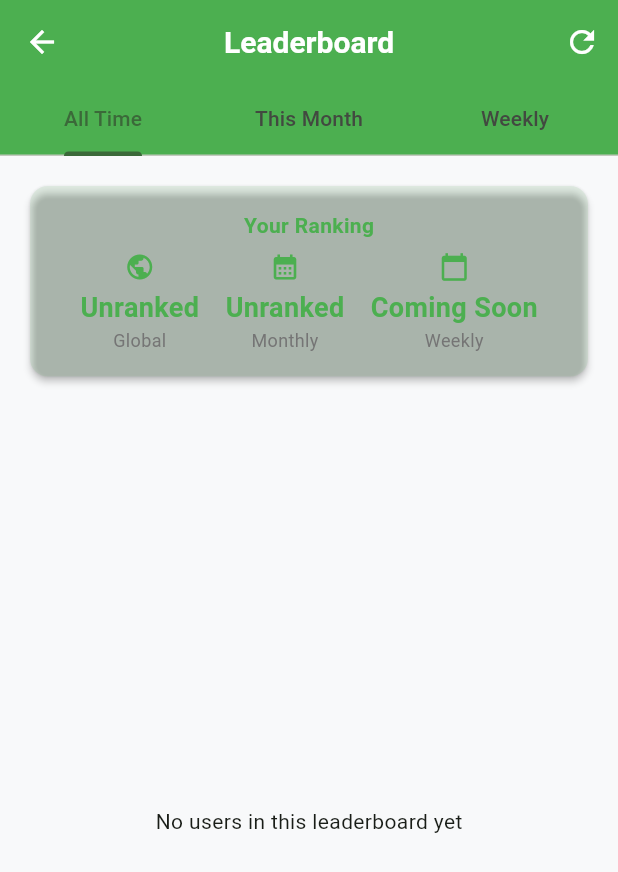
After one commit to DulinaS/TrashTagger, a Flutter app: the LeaderboardScreen screen opened directly, after a tap on the "refresh" icon, on a phone screen of 412 x 824 dp. The commit adds this screen. Shown: the top 872 px of the screen. Run offline on Flutter 3.47's test engine with Material 3 defaults, Android fonts, the phone set to English and light mode, and no system bars; our stand-ins replace cached_network_image, camera, cloud_firestore, firebase_auth, firebase_core, firebase_storage and 5 more; accounts and stored records are empty.

Commit message:
created leaderboard screen but issues need to be fixed in UI Also weekly leaderboard needs to be implemented

```diff
--- /dev/null
+++ b/lib/screens/profile/leaderboard_screen.dart
@@ -0,0 +1,440 @@
+// lib/screens/profile/leaderboard_screen.dart
+import 'package:flutter/material.dart';
+import 'package:provider/provider.dart';
+import 'package:cloud_firestore/cloud_firestore.dart';
+import '../../providers/auth_provider.dart';
+import '../../models/user_model.dart';
+import '../../themes/app_theme.dart';
+import '../../utils/helpers.dart';
+import '../../widgets/common/loading_widget.dart';
+
+class LeaderboardScreen extends StatefulWidget {
+  @override
+  _LeaderboardScreenState createState() => _LeaderboardScreenState();
+}
+
+class _LeaderboardScreenState extends State<LeaderboardScreen>
+    with SingleTickerProviderStateMixin {
+  late TabController _tabController;
+
+  List<UserModel> _globalLeaderboard = [];
+  List<UserModel> _monthlyLeaderboard = [];
+  List<UserModel> _weeklyLeaderboard = [];
+
+  bool _isLoading = true;
+  int? _currentUserGlobalRank;
+  int? _currentUserMonthlyRank;
+
+  @override
+  void initState() {
+    super.initState();
+    _tabController = TabController(length: 3, vsync: this);
+    _loadLeaderboards();
+  }
+
+  @override
+  void dispose() {
+    _tabController.dispose();
+    super.dispose();
+  }
+
+  Future<void> _loadLeaderboards() async {
+    setState(() => _isLoading = true);
+
+    try {
+      // Load global leaderboard
+      final globalSnapshot = await FirebaseFirestore.instance
+          .collection('users')
+          .orderBy('totalPoints', descending: true)
+          .limit(100)
+          .get();
+
+      _globalLeaderboard = globalSnapshot.docs
+          .map((doc) => UserModel.fromMap({'id': doc.id, ...doc.data()}))
+          .toList();
+
+      // Load monthly leaderboard
+      final monthlySnapshot = await FirebaseFirestore.instance
+          .collection('users')
+          .orderBy('stats.monthlyPoints', descending: true)
+          .where('stats.monthlyPoints', isGreaterThan: 0)
+          .limit(100)
+          .get();
+
+      _monthlyLeaderboard = monthlySnapshot.docs
+          .map((doc) => UserModel.fromMap({'id': doc.id, ...doc.data()}))
+          .toList();
+
+      // Find current user's rank
+      final currentUserId = Provider.of<AuthProvider>(
+        context,
+        listen: false,
+      ).user?.uid;
+      if (currentUserId != null) {
+        _currentUserGlobalRank =
+            _globalLeaderboard.indexWhere((user) => user.id == currentUserId) +
+            1;
+        _currentUserMonthlyRank =
+            _monthlyLeaderboard.indexWhere((user) => user.id == currentUserId) +
+            1;
+
+        if (_currentUserGlobalRank == 0) _currentUserGlobalRank = null;
+        if (_currentUserMonthlyRank == 0) _currentUserMonthlyRank = null;
+      }
+    } catch (e) {
+      print('Error loading leaderboards: $e');
+    }
+
+    setState(() => _isLoading = false);
+  }
+
+  @override
+  Widget build(BuildContext context) {
+    return Scaffold(
+      backgroundColor: AppTheme.backgroundLight,
+      appBar: AppBar(
+        title: const Text('Leaderboard'),
+        elevation: 0,
+        actions: [
+          IconButton(
+            icon: const Icon(Icons.refresh),
+            onPressed: _loadLeaderboards,
+          ),
+        ],
+        bottom: TabBar(
+          controller: _tabController,
+          tabs: const [
+            Tab(text: 'All Time'),
+            Tab(text: 'This Month'),
+            Tab(text: 'Weekly'),
+          ],
+        ),
+      ),
+      body: _isLoading
+          ? const LoadingWidget(message: 'Loading leaderboards...')
+          : Column(
+              children: [
+                // Current User Rank
+                _buildCurrentUserRank(),
+
+                // Leaderboard Content
+                Expanded(
+                  child: TabBarView(
+                    controller: _tabController,
+                    children: [
+                      _buildLeaderboardTab(_globalLeaderboard, 'totalPoints'),
+                      _buildLeaderboardTab(
+                        _monthlyLeaderboard,
+                        'monthlyPoints',
+                      ),
+                      _buildComingSoonTab(),
+                    ],
+                  ),
+                ),
+              ],
+            ),
+    );
+  }
+
+  Widget _buildCurrentUserRank() {
+    final currentUserId = Provider.of<AuthProvider>(context).user?.uid;
+    if (currentUserId == null) return const SizedBox.shrink();
+
+    return Container(
+      margin: const EdgeInsets.all(16),
+      child: Card(
+        color: AppTheme.primaryGreen.withOpacity(0.1),
+        child: Padding(
+          padding: const EdgeInsets.all(16),
+          child: Column(
+            children: [
+              Text(
+                'Your Ranking',
+                style: AppTheme.labelMedium.copyWith(
+                  color: AppTheme.primaryGreen,
+                ),
+              ),
+              const SizedBox(height: 8),
+              Row(
+                mainAxisAlignment: MainAxisAlignment.spaceEvenly,
+                children: [
+                  _buildRankInfo(
+                    'Global',
+                    _currentUserGlobalRank?.toString() ?? 'Unranked',
+                    Icons.public,
+                  ),
+                  _buildRankInfo(
+                    'Monthly',
+                    _currentUserMonthlyRank?.toString() ?? 'Unranked',
+                    Icons.calendar_month,
+                  ),
+                  _buildRankInfo('Weekly', 'Coming Soon', Icons.calendar_today),
+                ],
+              ),
+            ],
+          ),
+        ),
+      ),
+    );
+  }
+
+  Widget _buildRankInfo(String label, String rank, IconData icon) {
+    return Column(
+      children: [
+        Icon(icon, color: AppTheme.primaryGreen, size: 20),
+        const SizedBox(height: 4),
+        Text(
+          rank,
+          style: AppTheme.headlineMedium.copyWith(
+            fontSize: 18,
+            color: AppTheme.primaryGreen,
+          ),
+        ),
+        Text(label, style: AppTheme.bodyMedium.copyWith(fontSize: 12)),
+      ],
+    );
+  }
+
+  Widget _buildLeaderboardTab(List<UserModel> users, String pointsField) {
+    if (users.isEmpty) {
+      return const Center(child: Text('No users in this leaderboard yet'));
+    }
+
+    return RefreshIndicator(
+      onRefresh: _loadLeaderboards,
+      child: ListView.builder(
+        padding: const EdgeInsets.all(16),
+        itemCount: users.length,
+        itemBuilder: (context, index) {
+          final user = users[index];
+          final rank = index + 1;
+          return _buildLeaderboardItem(user, rank, pointsField);
+        },
+      ),
+    );
+  }
+
+  Widget _buildLeaderboardItem(UserModel user, int rank, String pointsField) {
+    final currentUserId = Provider.of<AuthProvider>(
+      context,
+      listen: false,
+    ).user?.uid;
+    final isCurrentUser = user.id == currentUserId;
+
+    int points;
+    switch (pointsField) {
+      case 'monthlyPoints':
+        points = user.stats.monthlyPoints;
+        break;
+      case 'weeklyPoints':
+        points = user.stats.weeklyStreak * 10; // Placeholder calculation
+        break;
+      default:
+        points = user.totalPoints;
+    }
+
+    return Container(
+      margin: const EdgeInsets.only(bottom: 8),
+      child: Card(
+        elevation: isCurrentUser ? 4 : 1,
+        color: isCurrentUser ? AppTheme.primaryGreen.withOpacity(0.1) : null,
+        child: Padding(
+          padding: const EdgeInsets.all(16),
+          child: Row(
+            children: [
+              // Rank Badge
+              Container(
+                width: 40,
+                height: 40,
+                decoration: BoxDecoration(
+                  shape: BoxShape.circle,
+                  color: _getRankColor(rank),
+                  border: isCurrentUser
+                      ? Border.all(color: AppTheme.primaryGreen, width: 2)
+                      : null,
+                ),
+                child: Center(
+                  child: rank <= 3
+                      ? Icon(
+                          rank == 1 ? Icons.emoji_events : Icons.military_tech,
+                          color: Colors.white,
+                          size: 20,
+                        )
+                      : Text(
+                          rank.toString(),
+                          style: AppTheme.labelMedium.copyWith(
+                            color: Colors.white,
+                            fontSize: 14,
+                          ),
+                        ),
+                ),
+              ),
+              const SizedBox(width: 16),
+
+              // Profile Picture
+              CircleAvatar(
+                radius: 24,
+                backgroundColor: AppTheme.primaryGreen,
+                backgroundImage: user.photoURL != null
+                    ? NetworkImage(user.photoURL!)
+                    : null,
+                child: user.photoURL == null
+                    ? Text(
+                        user.name.isNotEmpty ? user.name[0].toUpperCase() : 'U',
+                        style: AppTheme.labelMedium.copyWith(
+                          color: Colors.white,
+                          fontSize: 18,
+                        ),
+                      )
+                    : null,
+              ),
+              const SizedBox(width: 16),
+
+              // User Info
+              Expanded(
+                child: Column(
+                  crossAxisAlignment: CrossAxisAlignment.start,
+                  children: [
+                    Row(
+                      children: [
+                        Expanded(
+                          child: Text(
+                            user.name,
+                            style: AppTheme.labelMedium.copyWith(
+                              fontWeight: isCurrentUser
+                                  ? FontWeight.bold
+                                  : FontWeight.normal,
+                            ),
+                            maxLines: 1,
+                            overflow: TextOverflow.ellipsis,
+                          ),
+                        ),
+                        if (isCurrentUser)
+                          Container(
+                            padding: const EdgeInsets.symmetric(
+                              horizontal: 8,
+                              vertical: 2,
+                            ),
+                            decoration: BoxDecoration(
+                              color: AppTheme.primaryGreen,
+                              borderRadius: BorderRadius.circular(12),
+                            ),
+                            child: Text(
+                              'YOU',
+                              style: AppTheme.bodyMedium.copyWith(
+                                color: Colors.white,
+                                fontSize: 10,
+                                fontWeight: FontWeight.bold,
+                              ),
+                            ),
+                          ),
+                      ],
+                    ),
+                    const SizedBox(height: 4),
+                    Row(
+                      children: [
+                        Text(
+                          'Level ${user.level}',
+                          style: AppTheme.bodyMedium.copyWith(
+                            color: AppTheme.textSecondary,
+                            fontSize: 12,
+                          ),
+                        ),
+                        const SizedBox(width: 8),
+                        if (user.badges.isNotEmpty) ...[
+                          Icon(
+                            Icons.military_tech,
+                            size: 12,
+                            color: AppTheme.warningOrange,
+                          ),
+                          const SizedBox(width: 2),
+                          Text(
+                            '${user.badges.length}',
+                            style: AppTheme.bodyMedium.copyWith(
+                              color: AppTheme.warningOrange,
+                              fontSize: 12,
+                            ),
+                          ),
+                        ],
+                      ],
+                    ),
+                  ],
+                ),
+              ),
+
+              // Points
+              Column(
+                crossAxisAlignment: CrossAxisAlignment.end,
+                children: [
+                  Text(
+                    Helpers.formatPoints(points),
+                    style: AppTheme.labelMedium.copyWith(
+                      color: AppTheme.primaryGreen,
+                      fontWeight: FontWeight.w600,
+                      fontSize: 16,
+                    ),
+                  ),
+                  Text(
+                    'points',
+                    style: AppTheme.bodyMedium.copyWith(
+                      color: AppTheme.textSecondary,
+                      fontSize: 12,
+                    ),
+                  ),
+                ],
+              ),
+            ],
+          ),
+        ),
+      ),
+    );
+  }
+
+  Widget _buildComingSoonTab() {
+    return Center(
+      child: Padding(
+        padding: const EdgeInsets.all(32),
+        child: Column(
+          mainAxisAlignment: MainAxisAlignment.center,
+          children: [
+            Icon(Icons.schedule, size: 80, color: AppTheme.textSecondary),
+            const SizedBox(height: 24),
+            Text(
+              'Weekly Leaderboard',
+              style: AppTheme.headlineMedium.copyWith(
+                color: AppTheme.textSecondary,
+              ),
+            ),
+            const SizedBox(height: 8),
+            Text(
+              'Coming Soon!',
+              style: AppTheme.bodyLarge.copyWith(
+                color: AppTheme.primaryGreen,
+                fontWeight: FontWeight.w600,
+              ),
+            ),
+            const SizedBox(height: 16),
+            Text(
+              'Weekly competitions and streaks will be available in the next update.',
+              style: AppTheme.bodyMedium,
+              textAlign: TextAlign.center,
+            ),
+          ],
+        ),
+      ),
+    );
+  }
+
+  Color _getRankColor(int rank) {
+    switch (rank) {
+      case 1:
+        return const Color(0xFFFFD700); // Gold
+      case 2:
+        return const Color(0xFFC0C0C0); // Silver
+      case 3:
+        return const Color(0xFFCD7F32); // Bronze
+      default:
+        return AppTheme.primaryGreen;
+    }
+  }
+}
```
Also changed, not shown: lib/screens/profile/profile_screen.dart (+9 -3 lines).
